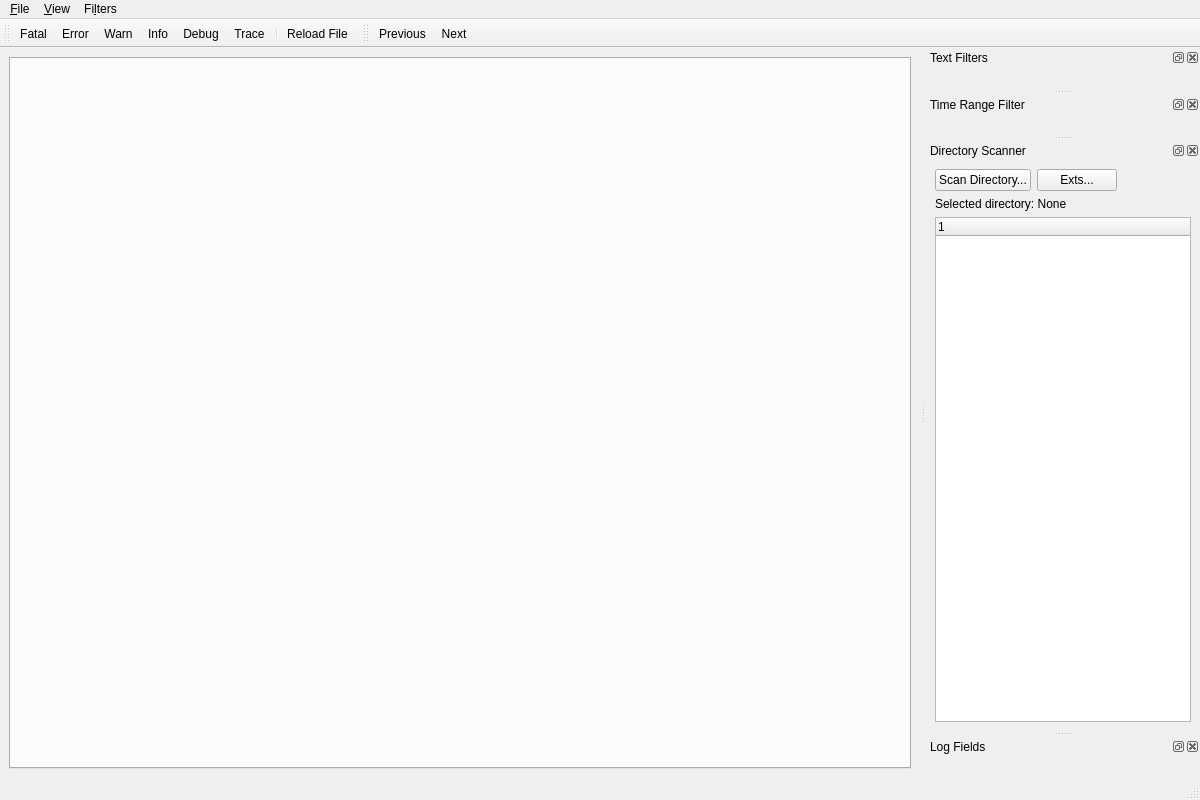
Qt form src/mainwindow.ui (scaremongr/dendrolog) before a commit.
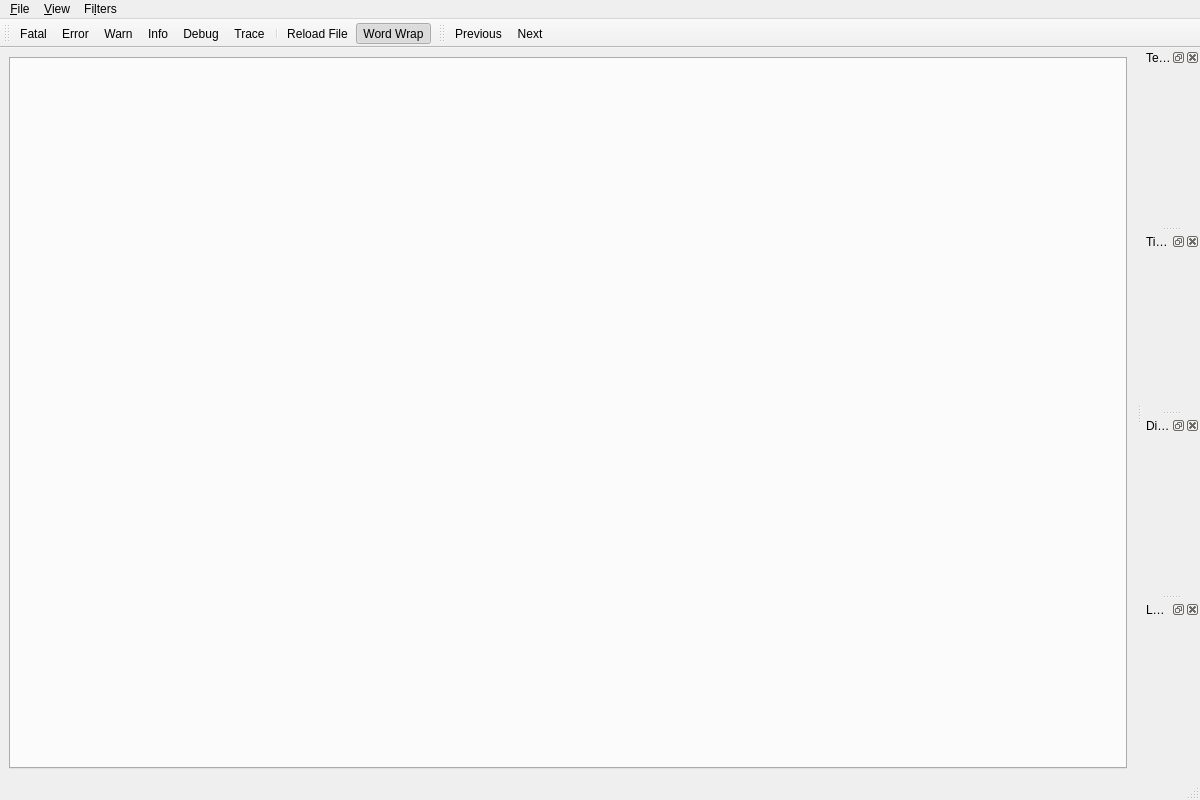
The same form after that commit.

Commit message: Add directory scanner panel and file change detection

What changed in the file:
```diff
--- a/src/mainwindow.ui
+++ b/src/mainwindow.ui
@@ -99,6 +99,7 @@
    <addaction name="actionTrace"/>
    <addaction name="separator"/>
    <addaction name="actionReloadFile"/>
+   <addaction name="actionWordWrap"/>
   </widget>
   <widget class="QToolBar" name="searchToolBar">
    <property name="windowTitle">
@@ -138,63 +139,7 @@
    <attribute name="dockWidgetArea">
     <number>2</number>
    </attribute>
-   <widget class="QWidget" name="directoryScannerContentsWidget">
-    <layout class="QVBoxLayout" name="verticalLayout_ds">
-     <item>
-      <layout class="QHBoxLayout" name="horizontalLayout_ds_buttons">
-       <item>
-        <widget class="QPushButton" name="scanDirectoryButton">
-         <property name="text">
-          <string>Scan Directory...</string>
-         </property>
-        </widget>
-       </item>
-       <item>
-        <widget class="QPushButton" name="configureScanExtensionsButton">
-         <property name="toolTip">
-          <string>Configure scan file extensions (e.g. log,txt)</string>
-         </property>
-         <property name="text">
-          <string>Exts...</string>
-         </property>
-        </widget>
-       </item>
-       <item>
-        <spacer name="horizontalSpacer_ds_buttons">
-         <property name="orientation">
-          <enum>Qt::Orientation::Horizontal</enum>
-         </property>
-         <property name="sizeHint" stdset="0">
-          <size>
-           <width>40</width>
-           <height>20</height>
-          </size>
-         </property>
-        </spacer>
-       </item>
-      </layout>
-     </item>
-     <item>
-      <widget class="QLabel" name="selectedDirectoryPathLabel">
-       <property name="text">
-        <string>Selected directory: None</string>
-       </property>
-       <property name="wordWrap">
-        <bool>true</bool>
-       </property>
-      </widget>
-     </item>
-     <item>
-      <widget class="QTreeWidget" name="directoryScanResultsTree">
-       <column>
-        <property name="text">
-         <string notr="true">1</string>
-        </property>
-       </column>
-      </widget>
-     </item>
-    </layout>
-   </widget>
+   <widget class="QWidget" name="directoryScannerContentsWidget"/>
   </widget>
   <widget class="QDockWidget" name="fieldVisibilityDockWidget">
    <property name="windowTitle">
```
Left out of the diff: 41 changed lines with no effect on the pictures. The commit also changes 34 other files.
